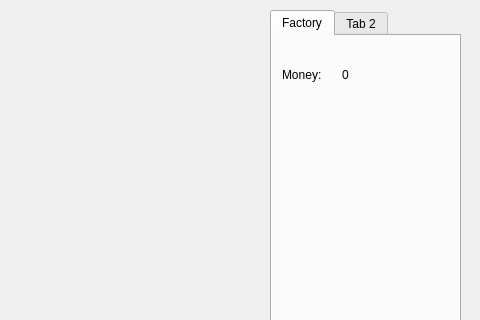
Qt form GameScreen.ui (walsh06/WithoutThem) before a commit; both pictures show x 320 to 800 and y 0 to 320 of the 800 by 600 pixel window.
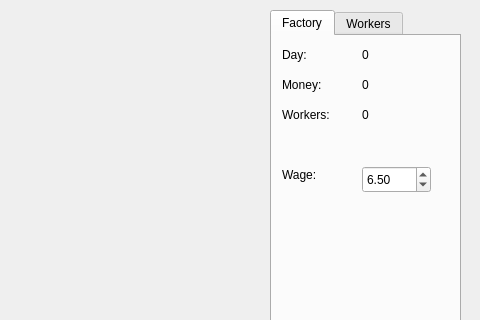
The same form after that commit. The open tabs and pages were chosen to show the change.

Commit message: Factory and Worker tabs updated in GUI

The edit to the form file:
```diff
--- a/GameScreen.ui
+++ b/GameScreen.ui
@@ -30,7 +30,7 @@
      <property name="geometry">
       <rect>
        <x>10</x>
-       <y>30</y>
+       <y>40</y>
        <width>67</width>
        <height>17</height>
       </rect>
@@ -42,8 +42,8 @@
     <widget class="QLabel" name="money">
      <property name="geometry">
       <rect>
-       <x>70</x>
-       <y>30</y>
+       <x>90</x>
+       <y>40</y>
        <width>67</width>
        <height>17</height>
       </rect>
@@ -52,10 +52,91 @@
       <string>0</string>
      </property>
     </widget>
+    <widget class="QLabel" name="dayLabel">
+     <property name="geometry">
+      <rect>
+       <x>10</x>
+       <y>10</y>
+       <width>41</width>
+       <height>17</height>
+      </rect>
+     </property>
+     <property name="text">
+      <string>Day:</string>
+     </property>
+    </widget>
+    <widget class="QLabel" name="days">
+     <property name="geometry">
+      <rect>
+       <x>90</x>
+       <y>10</y>
+       <width>67</width>
+       <height>17</height>
+      </rect>
+     </property>
+     <property name="text">
+      <string>0</string>
+     </property>
+    </widget>
+    <widget class="QLabel" name="workersLabel">
+     <property name="geometry">
+      <rect>
+       <x>10</x>
+       <y>70</y>
+       <width>67</width>
+       <height>17</height>
+      </rect>
+     </property>
+     <property name="text">
+      <string>Workers:</string>
+     </property>
+    </widget>
+    <widget class="QLabel" name="workerCount">
+     <property name="geometry">
+      <rect>
+       <x>90</x>
+       <y>70</y>
+       <width>67</width>
+       <height>17</height>
+      </rect>
+     </property>
+     <property name="text">
+      <string>0</string>
+     </property>
+    </widget>
+    <widget class="QDoubleSpinBox" name="setWageBox">
+     <property name="geometry">
+      <rect>
+       <x>90</x>
+       <y>130</y>
+       <width>69</width>
+       <height>27</height>
+      </rect>
+     </property>
+     <property name="singleStep">
+      <double>0.010000000000000</double>
+     </property>
+     <property name="value">
+      <double>6.500000000000000</double>
+     </property>
+    </widget>
+    <widget class="QLabel" name="wageLabel">
+     <property name="geometry">
+      <rect>
+       <x>10</x>
+       <y>130</y>
+       <width>67</width>
+       <height>17</height>
+      </rect>
+     </property>
+     <property name="text">
+      <string>Wage:</string>
+     </property>
+    </widget>
    </widget>
    <widget class="QWidget" name="tab_2">
     <attribute name="title">
-     <string>Tab 2</string>
+     <string>Workers</string>
     </attribute>
    </widget>
   </widget>
```
Left out of the diff: 15 changed lines with no effect on the pictures. The commit also changes 7 other files.
